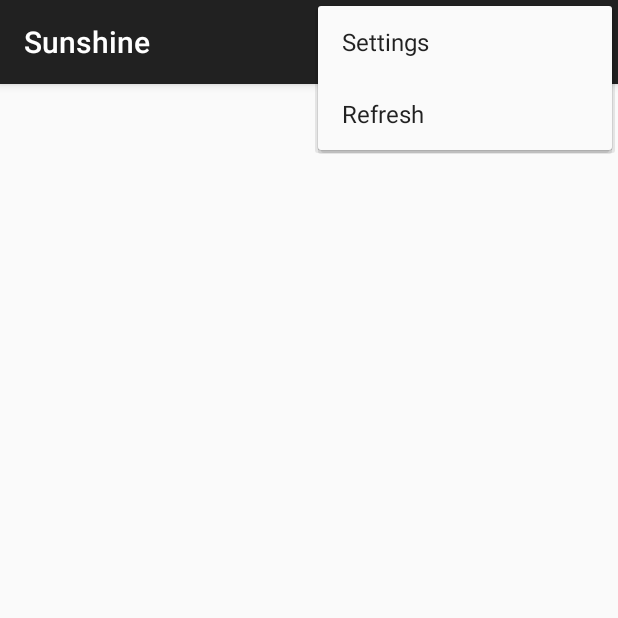
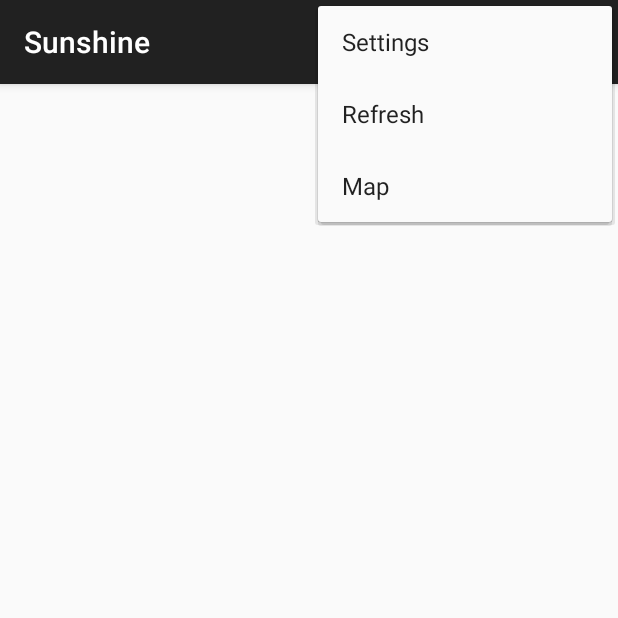
Before and after one commit to ibrahimgit/Sunshine, an Android app: the screen it shows after launch (MainActivity), with the options menu open, on a phone screen of 412 x 824 dp, the top half of it. Run offline under Robolectric (Android 15) with nearby library versions, the phone set to English and light mode, and no system bars.

Commit message:
Add Map features in the menu to launch Map application

```diff
--- a/app/src/main/res/menu/menu_main.xml
+++ b/app/src/main/res/menu/menu_main.xml
@@ -6,4 +6,9 @@
         android:title="@string/action_settings"
         android:orderInCategory="100" app:showAsAction="never" />
 
+    <item android:id="@+id/action_map"
+        android:title="@string/action_map"
+        android:orderInCategory="101"
+        app:showAsAction="never" />
+
 </menu>
--- a/app/src/main/res/values/strings.xml
+++ b/app/src/main/res/values/strings.xml
@@ -3,6 +3,7 @@
     <string name="hello_world">Hello world!</string>
     <string name="action_settings">Settings</string>
     <string name="action_refresh">Refresh</string>
+    <string name="action_map">Map</string>
     <string name="forecast_layout"></string>
     <string name="title_activity_detail">Detail Activity</string>
     <string name="title_activity_settings">Settings</string>
```
Also changed, not shown: app/src/main/java/com/ir/nobo/sunshine/MainActivity.java (+22 -0 lines).
